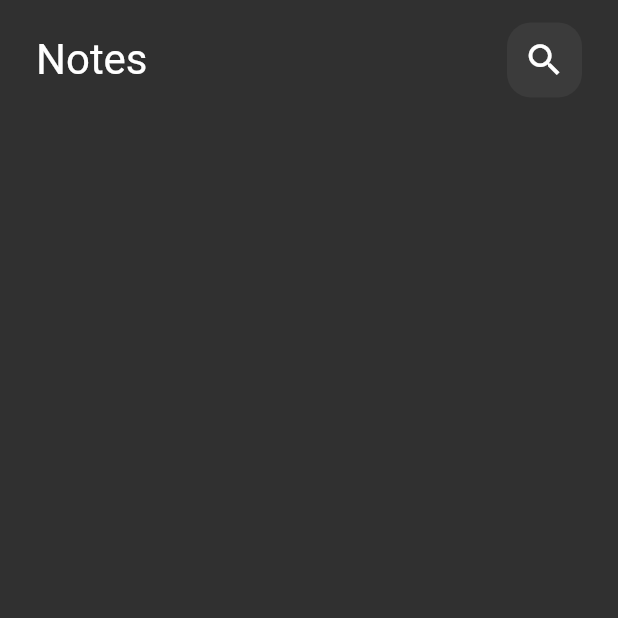
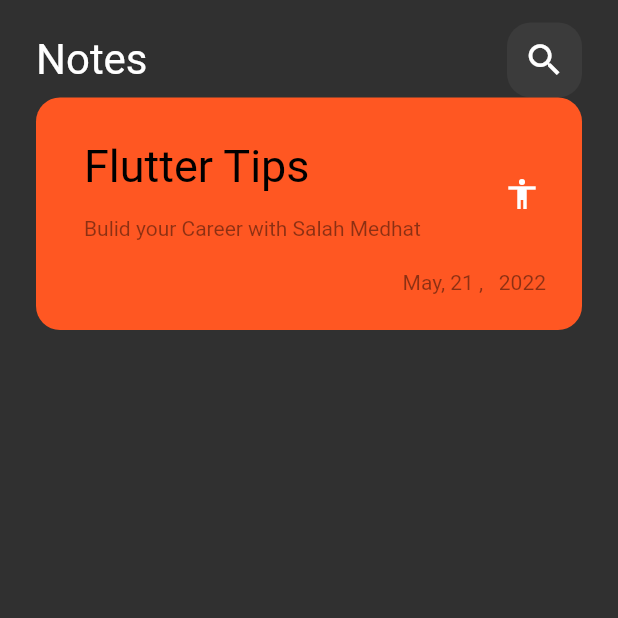
Before and after one commit to SalahLuha/notes_app, a Flutter app: the screen it shows after launch, on a phone screen of 412 x 824 dp, the top half of it. Run offline on Flutter 3.47's test engine with Material 2 defaults, Android fonts, the phone set to English and light mode, and no system bars; Roboto replaces fonts that are missing (Poppins).

Commit message:
create custom note item

```diff
--- a/lib/main.dart
+++ b/lib/main.dart
@@ -10,10 +10,9 @@ class NotesApp extends StatelessWidget {
 
   @override
   Widget build(BuildContext context) {
-    return  MaterialApp(
-      theme: ThemeData(brightness: Brightness.dark),
-
-      home:const NotesView(),
+    return MaterialApp(
+      theme: ThemeData(brightness: Brightness.dark, fontFamily: 'Poppins'),
+      home: const NotesView(),
     );
   }
 }
--- a/lib/views/custom_app_bar.dart
+++ b/lib/views/custom_app_bar.dart
@@ -7,8 +7,8 @@ class CustomAppBar extends StatelessWidget {
   @override
   Widget build(BuildContext context) {
     return Row(
-      children: [
-        const Text(
+      children: const [
+        Text(
           'Notes',
           style: TextStyle(
             fontSize: 28,
--- /dev/null
+++ b/lib/views/custom_note_item.dart
@@ -0,0 +1,55 @@
+import 'package:flutter/material.dart';
+
+class NoteItem extends StatelessWidget {
+  const NoteItem({Key? key}) : super(key: key);
+
+  @override
+  Widget build(BuildContext context) {
+    return Container(
+      padding: EdgeInsets.only(top: 24, bottom: 24, left: 16),
+      decoration: BoxDecoration(
+        color: Colors.deepOrange,
+        borderRadius: BorderRadius.circular(16),
+      ),
+      child: Column(
+        crossAxisAlignment: CrossAxisAlignment.end,
+        children: [
+          ListTile(
+            title: const Text(
+              'Flutter Tips',
+              style: TextStyle(
+                color: Colors.black,
+                fontSize: 30,
+              ),
+            ),
+            subtitle: Padding(
+              padding: const EdgeInsets.only(
+                top: 16,
+                bottom: 16,
+              ),
+              child: const Text(
+                'Bulid your Career with Salah Medhat',
+                style: TextStyle(
+                  color: Colors.black45,
+                ),
+              ),
+            ),
+            trailing: IconButton(
+              onPressed: () {},
+              icon: Icon(Icons.accessibility),
+            ),
+          ),
+          Padding(
+            padding: const EdgeInsets.only(right: 24),
+            child: Text(
+              'May, 21 ,   2022',
+              style: TextStyle(
+                color: Colors.black45,
+              ),
+            ),
+          ),
+        ],
+      ),
+    );
+  }
+}
--- a/lib/views/notes_view_body.dart
+++ b/lib/views/notes_view_body.dart
@@ -1,5 +1,6 @@
 import 'package:flutter/material.dart';
 import 'package:notes_app/views/custom_app_bar.dart';
+import 'package:notes_app/views/custom_note_item.dart';
 
 class NotesViewBody extends StatelessWidget {
   const NotesViewBody({Key? key}) : super(key: key);
@@ -14,6 +15,7 @@ class NotesViewBody extends StatelessWidget {
             height: 15,
           ),
           CustomAppBar(),
+          NoteItem(),
         ],
       ),
     );
```
Also changed, not shown: assets/font/Poppins-Regular.ttf (added), lib/views/tempCodeRunnerFile.dart (added), 1 other file.
